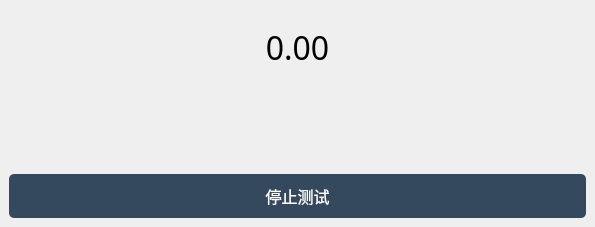
THUMB1916/metronome, file rhythm_test.ui: the form before one commit.
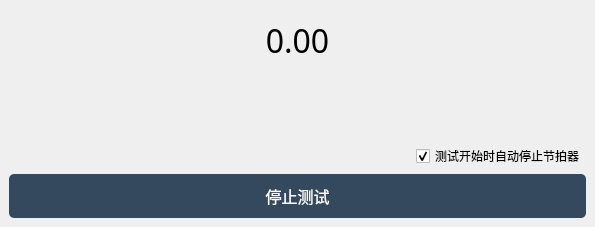
The form after the commit. Icons and pictures are not drawn.

Commit message: add autostop feature

Patch:
```diff
--- a/rhythm_test.ui
+++ b/rhythm_test.ui
@@ -27,7 +27,7 @@
   <widget class="QWidget" name="centralwidget">
    <layout class="QVBoxLayout" name="verticalLayout_2">
     <item>
-     <layout class="QVBoxLayout" name="verticalLayout">
+     <layout class="QVBoxLayout" name="verticalLayout" stretch="1,1,0,0">
       <item>
        <widget class="QLabel" name="label_timer">
         <property name="font">
@@ -60,6 +60,38 @@
         </property>
        </widget>
       </item>
+      <item>
+       <layout class="QHBoxLayout" name="horizontalLayout" stretch="1,0">
+        <item>
+         <spacer name="horizontalSpacer">
+          <property name="orientation">
+           <enum>Qt::Horizontal</enum>
+          </property>
+          <property name="sizeHint" stdset="0">
+           <size>
+            <width>40</width>
+            <height>20</height>
+           </size>
+          </property>
+         </spacer>
+        </item>
+        <item>
+         <widget class="QCheckBox" name="check_autostop">
+          <property name="font">
+           <font>
+            <family>微软雅黑</family>
+           </font>
+          </property>
+          <property name="text">
+           <string>测试开始时自动停止节拍器</string>
+          </property>
+          <property name="checked">
+           <bool>true</bool>
+          </property>
+         </widget>
+        </item>
+       </layout>
+      </item>
       <item>
        <widget class="QPushButton" name="button_rhythm_test_stop">
         <property name="enabled">
```
The commit also changes 2 other files.
